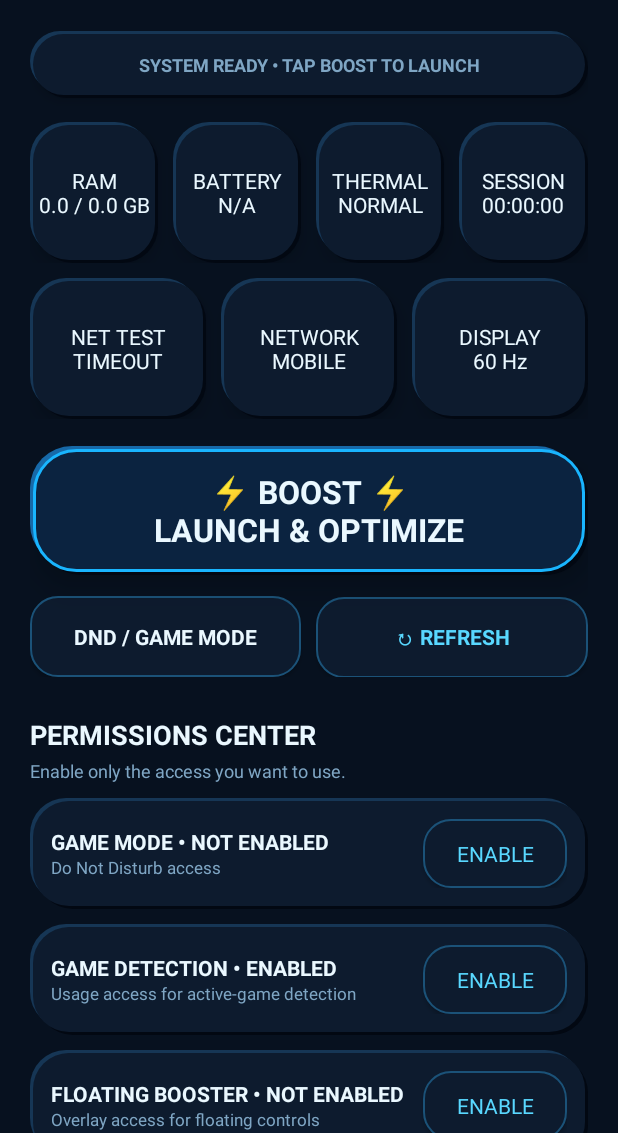
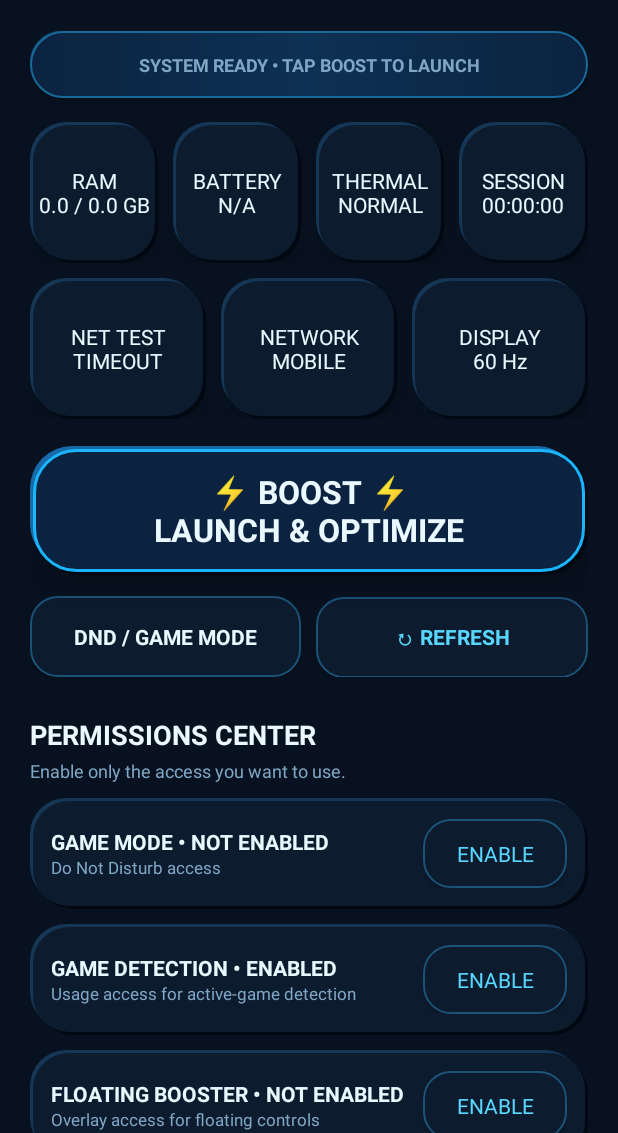
Before and after one commit to mahdiata1390-droid/App, an Android app: the screen it shows after launch (MainActivity), on a phone screen of 412 x 824 dp, the part 103-1236 px from its top. Run offline under Robolectric (Android 15) with nearby library versions, the phone set to English and light mode, and no system bars.

Commit message:
Apply premium electric status and boost assets

```diff
--- a/app/src/main/res/layout/activity_main.xml
+++ b/app/src/main/res/layout/activity_main.xml
@@ -1,7 +1,7 @@
 <ScrollView xmlns:android="http://schemas.android.com/apk/res/android" android:layout_width="match_parent" android:layout_height="match_parent" android:background="@color/gb_background">
 <LinearLayout android:layout_width="match_parent" android:layout_height="wrap_content" android:orientation="vertical" android:padding="20dp">
 <LinearLayout android:layout_width="match_parent" android:layout_height="wrap_content" android:gravity="center_vertical"><ImageView android:id="@+id/lightningIcon" android:layout_width="38dp" android:layout_height="38dp" android:src="@drawable/ic_lightning" android:contentDescription="Electric" /><LinearLayout android:layout_width="0dp" android:layout_height="wrap_content" android:layout_weight="1" android:orientation="vertical" android:layout_marginStart="12dp"><TextView android:layout_width="match_parent" android:layout_height="wrap_content" android:text="GAME BOOSTER" android:textColor="@color/gb_text" android:textSize="27sp" android:textStyle="bold" /><TextView android:layout_width="match_parent" android:layout_height="wrap_content" android:text="ELECTRIC PERFORMANCE CONTROL" android:textColor="@color/gb_accent_bright" android:textSize="10sp" android:textStyle="bold" android:letterSpacing="0.10" /></LinearLayout></LinearLayout>
-<TextView android:id="@+id/status" android:layout_width="match_parent" android:layout_height="wrap_content" android:layout_marginTop="18dp" android:padding="14dp" android:gravity="center" android:text="SYSTEM READY • TAP BOOST TO LAUNCH" android:textColor="@color/gb_muted" android:textSize="12sp" android:textStyle="bold" android:background="@drawable/neo_card" android:elevation="5dp" />
+<TextView android:id="@+id/status" android:layout_width="match_parent" android:layout_height="wrap_content" android:layout_marginTop="18dp" android:padding="14dp" android:gravity="center" android:text="SYSTEM READY • TAP BOOST TO LAUNCH" android:textColor="@color/gb_muted" android:textSize="12sp" android:textStyle="bold" android:background="@drawable/electric_status" android:elevation="5dp" />
 <LinearLayout android:layout_width="match_parent" android:layout_height="wrap_content" android:orientation="vertical" android:layout_marginTop="16dp">
 <LinearLayout android:layout_width="match_parent" android:layout_height="wrap_content" android:orientation="horizontal">
 <TextView android:id="@+id/ram" android:text="RAM&#10;--" android:textColor="@color/gb_text" android:gravity="center" android:background="@drawable/neo_card" android:elevation="8dp" android:layout_width="0dp" android:layout_height="94dp" android:layout_weight="1" />
@@ -14,7 +14,7 @@
 <TextView android:id="@+id/refresh" android:text="DISPLAY&#10;--" android:textColor="@color/gb_text" android:gravity="center" android:background="@drawable/neo_card" android:elevation="8dp" android:layout_width="0dp" android:layout_height="94dp" android:layout_weight="1" android:layout_marginStart="10dp" />
 </LinearLayout>
 </LinearLayout>
-<TextView android:id="@+id/boost" android:layout_width="match_parent" android:layout_height="86dp" android:layout_marginTop="18dp" android:gravity="center" android:text="⚡ BOOST ⚡&#10;LAUNCH &amp; OPTIMIZE" android:textColor="@color/gb_text" android:textSize="21sp" android:textStyle="bold" android:background="@drawable/neo_boost" android:elevation="12dp" android:clickable="true" android:focusable="true" />
+<TextView android:id="@+id/boost" android:layout_width="match_parent" android:layout_height="86dp" android:layout_marginTop="18dp" android:gravity="center" android:text="⚡ BOOST ⚡&#10;LAUNCH &amp; OPTIMIZE" android:textColor="@color/gb_text" android:textSize="21sp" android:textStyle="bold" android:background="@drawable/neo_boost_selector" android:elevation="12dp" android:clickable="true" android:focusable="true" />
 <LinearLayout android:layout_width="match_parent" android:layout_height="wrap_content" android:orientation="horizontal" android:layout_marginTop="14dp"><Button android:id="@+id/dnd" android:text="DND / GAME MODE" android:textColor="@color/gb_text" android:textStyle="bold" android:background="@drawable/neo_button" android:elevation="8dp" android:layout_width="0dp" android:layout_height="54dp" android:layout_weight="1" /><Button android:id="@+id/refreshStats" android:text="↻ REFRESH" android:textColor="@color/gb_accent_bright" android:textStyle="bold" android:background="@drawable/neo_button" android:elevation="8dp" android:layout_width="0dp" android:layout_height="54dp" android:layout_weight="1" android:layout_marginStart="10dp" /></LinearLayout>
 <TextView android:layout_width="match_parent" android:layout_height="wrap_content" android:text="PERMISSIONS CENTER" android:textColor="@color/gb_text" android:textSize="18sp" android:textStyle="bold" android:layout_marginTop="26dp" /><TextView android:layout_width="match_parent" android:layout_height="wrap_content" android:text="Enable only the access you want to use." android:textColor="@color/gb_muted" android:textSize="12sp" android:layout_marginTop="3dp" />
 <LinearLayout android:layout_width="match_parent" android:layout_height="wrap_content" android:orientation="vertical" android:layout_marginTop="10dp">
```
